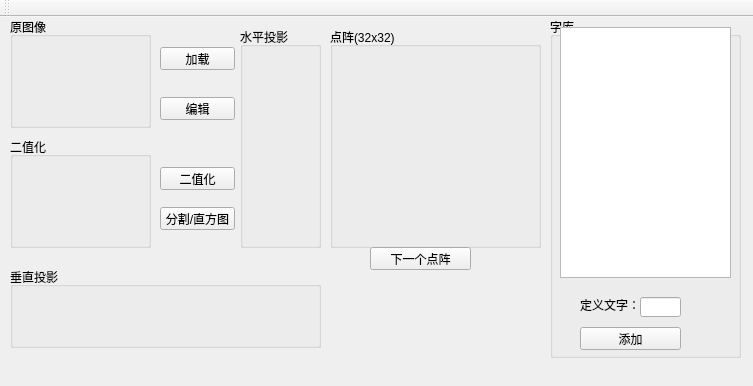
Before: the Qt Designer form Tool/Tool.ui in WallBreaker2/op, drawn with Qt 5.
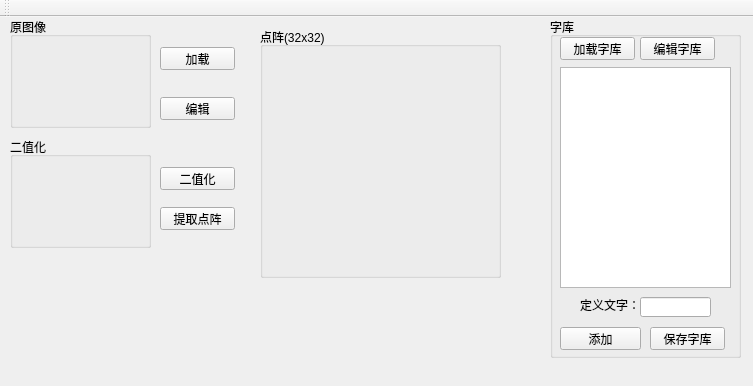
After: the same form once the commit is applied.

Commit message: 添加字库编辑

```diff
--- a/Tool/Tool.ui
+++ b/Tool/Tool.ui
@@ -69,10 +69,10 @@
    <widget class="QGroupBox" name="groupBox_4">
     <property name="geometry">
      <rect>
-      <x>330</x>
+      <x>260</x>
       <y>10</y>
-      <width>211</width>
-      <height>221</height>
+      <width>241</width>
+      <height>251</height>
      </rect>
     </property>
     <property name="title">
@@ -95,18 +95,18 @@
      <property name="geometry">
       <rect>
        <x>10</x>
-       <y>10</y>
+       <y>50</y>
        <width>171</width>
-       <height>251</height>
+       <height>221</height>
       </rect>
      </property>
     </widget>
     <widget class="QPushButton" name="pushButton_2">
      <property name="geometry">
       <rect>
-       <x>30</x>
+       <x>10</x>
        <y>310</y>
-       <width>101</width>
+       <width>81</width>
        <height>23</height>
       </rect>
      </property>
@@ -119,7 +119,7 @@
       <rect>
        <x>90</x>
        <y>280</y>
-       <width>41</width>
+       <width>71</width>
        <height>20</height>
       </rect>
      </property>
@@ -137,6 +137,45 @@
       <string>定义文字：</string>
      </property>
     </widget>
+    <widget class="QPushButton" name="pushButton_7">
+     <property name="geometry">
+      <rect>
+       <x>10</x>
+       <y>20</y>
+       <width>75</width>
+       <height>23</height>
+      </rect>
+     </property>
+     <property name="text">
+      <string>加载字库</string>
+     </property>
+    </widget>
+    <widget class="QPushButton" name="pushButton_8">
+     <property name="geometry">
+      <rect>
+       <x>100</x>
+       <y>310</y>
+       <width>75</width>
+       <height>23</height>
+      </rect>
+     </property>
+     <property name="text">
+      <string>保存字库</string>
+     </property>
+    </widget>
+    <widget class="QPushButton" name="pushButton_9">
+     <property name="geometry">
+      <rect>
+       <x>90</x>
+       <y>20</y>
+       <width>75</width>
+       <height>23</height>
+      </rect>
+     </property>
+     <property name="text">
+      <string>编辑字库</string>
+     </property>
+    </widget>
    </widget>
    <widget class="QPushButton" name="pushButton_4">
     <property name="geometry">
@@ -161,46 +200,7 @@
      </rect>
     </property>
     <property name="text">
-     <string>分割/直方图</string>
-    </property>
-   </widget>
-   <widget class="QPushButton" name="pushButton_6">
-    <property name="geometry">
-     <rect>
-      <x>370</x>
-      <y>230</y>
-      <width>101</width>
-      <height>23</height>
-     </rect>
-    </property>
-    <property name="text">
-     <string>下一个点阵</string>
-    </property>
-   </widget>
-   <widget class="QGroupBox" name="groupBox_3">
-    <property name="geometry">
-     <rect>
-      <x>240</x>
-      <y>10</y>
-      <width>81</width>
-      <height>221</height>
-     </rect>
-    </property>
-    <property name="title">
-     <string>水平投影</string>
-    </property>
-   </widget>
-   <widget class="QGroupBox" name="groupBox_6">
-    <property name="geometry">
-     <rect>
-      <x>10</x>
-      <y>250</y>
-      <width>311</width>
-      <height>81</height>
-     </rect>
-    </property>
-    <property name="title">
-     <string>垂直投影</string>
+     <string>提取点阵</string>
     </property>
    </widget>
   </widget>
```
The commit also changes 13 other files.
